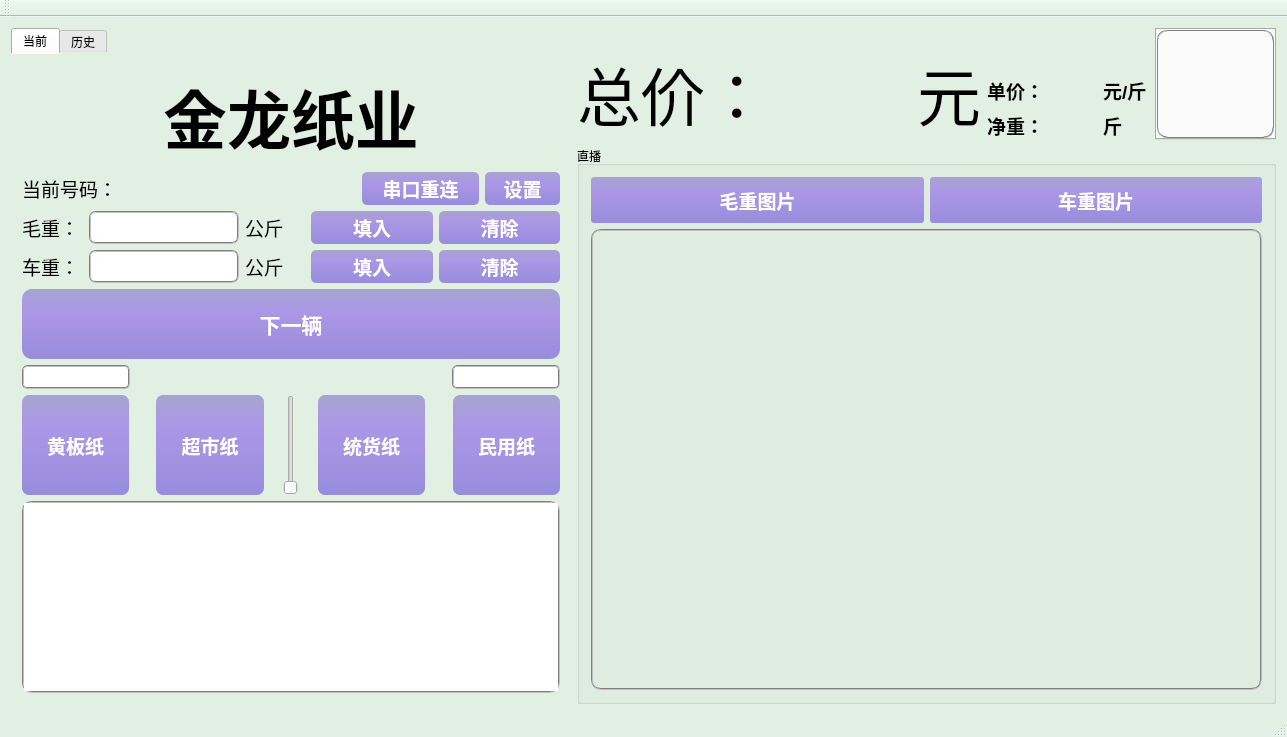
Qt form wasterecycle.ui (ljhuan/WasteRecycle) before a commit.
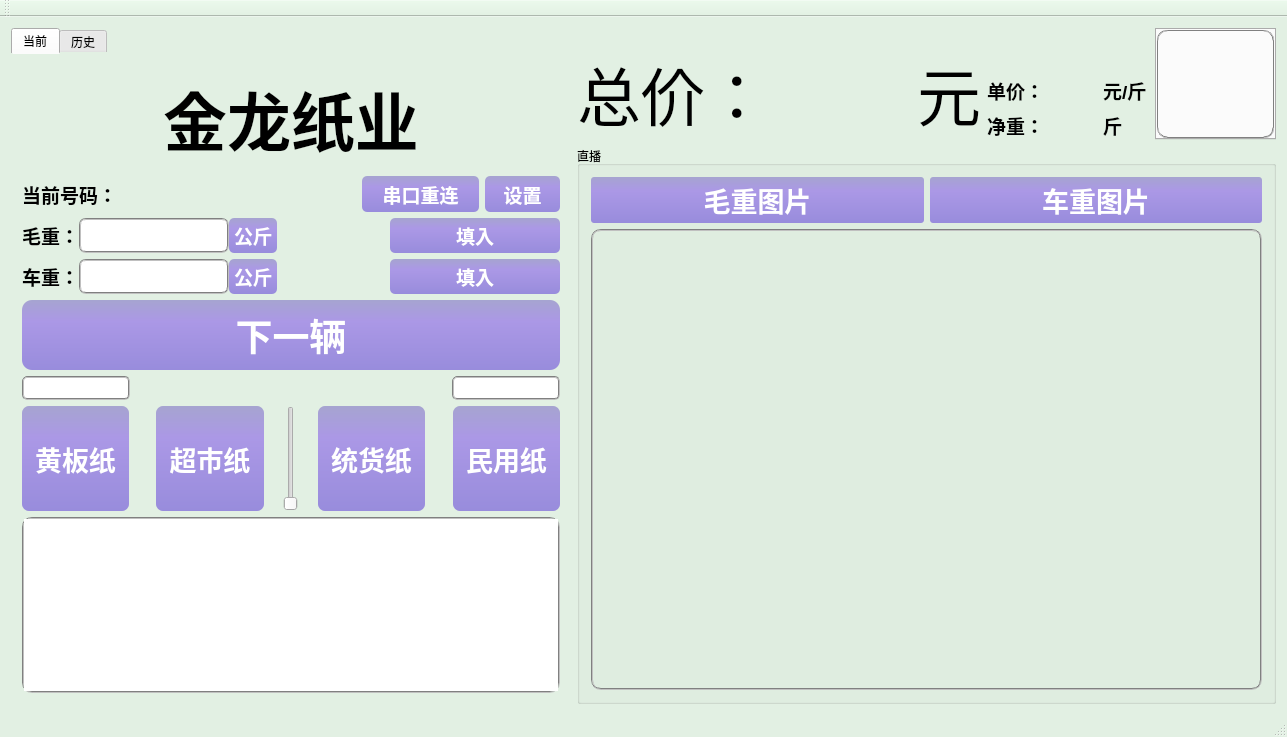
The same form after that commit.

Patch:
```diff
--- a/wasterecycle.ui
+++ b/wasterecycle.ui
@@ -103,7 +103,7 @@
        <attribute name="title">
         <string>当前</string>
        </attribute>
-       <layout class="QVBoxLayout" name="verticalLayout_5">
+       <layout class="QVBoxLayout" name="verticalLayout_5" stretch="3,1,1,1,2,1,3,5">
         <item>
          <layout class="QHBoxLayout" name="horizontalLayout_2">
           <item>
@@ -144,6 +144,8 @@
              <font>
               <family>Arial</family>
               <pointsize>14</pointsize>
+              <weight>75</weight>
+              <bold>true</bold>
              </font>
             </property>
             <property name="text">
@@ -286,7 +288,10 @@
          </layout>
         </item>
         <item>
-         <layout class="QHBoxLayout" name="horizontalLayout_4" stretch="1,4,1,2,2">
+         <layout class="QHBoxLayout" name="horizontalLayout_4" stretch="1,8,1,2,3">
+          <property name="spacing">
+           <number>0</number>
+          </property>
           <item>
            <widget class="QLabel" name="label">
             <property name="sizePolicy">
@@ -303,10 +308,10 @@
             </property>
             <property name="font">
              <font>
-              <family>Lucida Sans Unicode</family>
+              <family>Arial</family>
               <pointsize>14</pointsize>
-              <weight>50</weight>
-              <bold>false</bold>
+              <weight>75</weight>
+              <bold>true</bold>
              </font>
             </property>
             <property name="text">
@@ -351,89 +356,20 @@
             </property>
            </widget>
           </item>
-          <item>
-           <widget class="QLabel" name="label_3">
-            <property name="sizePolicy">
-             <sizepolicy hsizetype="Preferred" vsizetype="Maximum">
-              <horstretch>0</horstretch>
-              <verstretch>0</verstretch>
-             </sizepolicy>
-            </property>
-            <property name="maximumSize">
-             <size>
-              <width>16777215</width>
-              <height>40</height>
-             </size>
-            </property>
-            <property name="font">
-             <font>
-              <family>Lucida Sans Unicode</family>
-              <pointsize>14</pointsize>
-             </font>
-            </property>
-            <property name="text">
-             <string>公斤</string>
-            </property>
-           </widget>
-          </item>
-          <item>
-           <widget class="QPushButton" name="btn_rWrite">
-            <property name="sizePolicy">
-             <sizepolicy hsizetype="Minimum" vsizetype="Maximum">
-              <horstretch>0</horstretch>
-              <verstretch>0</verstretch>
-             </sizepolicy>
-            </property>
-            <property name="maximumSize">
-             <size>
-              <width>16777215</width>
-              <height>40</height>
-             </size>
-            </property>
-            <property name="font">
-             <font>
-              <family>Arial</family>
-              <pointsize>14</pointsize>
-              <weight>75</weight>
-              <bold>true</bold>
-             </font>
-            </property>
-            <property name="styleSheet">
-             <string notr="true">QPushButton{color: rgb(255, 255, 255);
-			background: qlineargradient(x1:0, y1:0, x2:0, y2:1, stop:0 rgb(166,164,208),stop:0.3 rgb(171,152,230), stop:1 rgb(152,140,220));
-            border:1px;
-            border-radius:5px;
-            padding:2px 4px;
-}
-QPushButton:hover{
-            color: rgb(255, 255, 255); 
-            background: qlineargradient(x1:0, y1:0, x2:0, y2:1, stop:0 rgb(130,120,226), stop:0.3 rgb(120,130,230), stop:1 rgb(125,140,226));
-            border:1px;
-            border-radius:5px;
-            padding:2px 4px;
-        }
-        QPushButton:pressed{
-            color: rgb(255, 255, 255);
-            background: qlineargradient(x1:0, y1:0, x2:0, y2:1, stop:0 rgb(240,156,121), stop:0.3 rgb(220,160,140), stop:1 rgb(230,140,120));
-            border:1px;
-            border-radius:5px;
-            padding:2px 4px;
-        }
-</string>
-            </property>
-            <property name="text">
-             <string>填入</string>
-            </property>
-           </widget>
-          </item>
           <item>
            <widget class="QPushButton" name="btn_rClear">
             <property name="sizePolicy">
-             <sizepolicy hsizetype="Minimum" vsizetype="Maximum">
+             <sizepolicy hsizetype="Fixed" vsizetype="Maximum">
               <horstretch>0</horstretch>
               <verstretch>0</verstretch>
              </sizepolicy>
             </property>
+            <property name="minimumSize">
+             <size>
+              <width>40</width>
+              <height>0</height>
+             </size>
+            </property>
             <property name="maximumSize">
              <size>
               <width>16777215</width>
@@ -457,7 +393,7 @@
             border:1px;
             border-radius:5px;
             padding:2px 4px;
-			width:67px;
+			width:40px;
 			heigt:34px;
 }
 QPushButton:hover{
@@ -477,14 +413,80 @@
 </string>
             </property>
             <property name="text">
-             <string>清除</string>
+             <string>公斤</string>
+            </property>
+           </widget>
+          </item>
+          <item>
+           <spacer name="horizontalSpacer_2">
+            <property name="orientation">
+             <enum>Qt::Horizontal</enum>
+            </property>
+            <property name="sizeHint" stdset="0">
+             <size>
+              <width>40</width>
+              <height>20</height>
+             </size>
+            </property>
+           </spacer>
+          </item>
+          <item>
+           <widget class="QPushButton" name="btn_rWrite">
+            <property name="sizePolicy">
+             <sizepolicy hsizetype="Minimum" vsizetype="Maximum">
+              <horstretch>0</horstretch>
+              <verstretch>0</verstretch>
+             </sizepolicy>
+            </property>
+            <property name="maximumSize">
+             <size>
+              <width>16777215</width>
+              <height>40</height>
+             </size>
+            </property>
+            <property name="font">
+             <font>
+              <family>Arial</family>
+              <pointsize>14</pointsize>
+              <weight>75</weight>
+              <bold>true</bold>
+             </font>
+            </property>
+            <property name="styleSheet">
+             <string notr="true">QPushButton{color: rgb(255, 255, 255);
+			background: qlineargradient(x1:0, y1:0, x2:0, y2:1, stop:0 rgb(166,164,208),stop:0.3 rgb(171,152,230), stop:1 rgb(152,140,220));
+            border:1px;
+            border-radius:5px;
+            padding:2px 4px;
+}
+QPushButton:hover{
+            color: rgb(255, 255, 255); 
+            background: qlineargradient(x1:0, y1:0, x2:0, y2:1, stop:0 rgb(130,120,226), stop:0.3 rgb(120,130,230), stop:1 rgb(125,140,226));
+            border:1px;
+            border-radius:5px;
+            padding:2px 4px;
+        }
+        QPushButton:pressed{
+            color: rgb(255, 255, 255);
+            background: qlineargradient(x1:0, y1:0, x2:0, y2:1, stop:0 rgb(240,156,121), stop:0.3 rgb(220,160,140), stop:1 rgb(230,140,120));
+            border:1px;
+            border-radius:5px;
+            padding:2px 4px;
+        }
+</string>
+            </property>
+            <property name="text">
+             <string>填入</string>
             </property>
            </widget>
           </item>
          </layout>
         </item>
         <item>
-         <layout class="QHBoxLayout" name="horizontalLayout_5" stretch="1,4,1,2,2">
+         <layout class="QHBoxLayout" name="horizontalLayout_5" stretch="1,8,1,2,3">
+          <property name="spacing">
+           <number>0</number>
+          </property>
           <item>
            <widget class="QLabel" name="label_2">
             <property name="sizePolicy">
@@ -501,10 +503,10 @@
             </property>
             <property name="font">
              <font>
-              <family>Lucida Sans Unicode</family>
+              <family>Arial</family>
               <pointsize>14</pointsize>
-              <weight>50</weight>
-              <bold>false</bold>
+              <weight>75</weight>
+              <bold>true</bold>
              </font>
             </property>
             <property name="text">
@@ -549,91 +551,20 @@
             </property>
            </widget>
           </item>
-          <item>
-           <widget class="QLabel" name="label_4">
-            <property name="sizePolicy">
-             <sizepolicy hsizetype="Preferred" vsizetype="Maximum">
-              <horstretch>0</horstretch>
-              <verstretch>0</verstretch>
-             </sizepolicy>
-            </property>
-            <property name="maximumSize">
-             <size>
-              <width>16777215</width>
-              <height>40</height>
-             </size>
-            </property>
-            <property name="font">
-             <font>
-              <family>Lucida Sans Unicode</family>
-              <pointsize>14</pointsize>
-             </font>
-            </property>
-            <property name="text">
-             <string>公斤</string>
-            </property>
-           </widget>
-          </item>
-          <item>
-           <widget class="QPushButton" name="btn_vWrite">
-            <property name="sizePolicy">
-             <sizepolicy hsizetype="Minimum" vsizetype="Maximum">
-              <horstretch>0</horstretch>
-              <verstretch>0</verstretch>
-             </sizepolicy>
-            </property>
-            <property name="maximumSize">
-             <size>
-              <width>16777215</width>
-              <height>40</height>
-             </size>
-            </property>
-            <property name="font">
-             <font>
-              <family>Arial</family>
-              <pointsize>14</pointsize>
-              <weight>75</weight>
-              <bold>true</bold>
-             </font>
-            </property>
-            <property name="styleSheet">
-             <string notr="true">QPushButton{color: rgb(255, 255, 255);
-			background: qlineargradient(x1:0, y1:0, x2:0, y2:1, stop:0 rgb(166,164,208),stop:0.3 rgb(171,152,230), stop:1 rgb(152,140,220));
-            border:1px;
-            border-radius:5px;
-            padding:2px 4px;
-			width:67px;
-			heigt:34px;
-}
-QPushButton:hover{
-            color: rgb(255, 255, 255); 
-            background: qlineargradient(x1:0, y1:0, x2:0, y2:1, stop:0 rgb(130,120,226), stop:0.3 rgb(120,130,230), stop:1 rgb(125,140,226));
-            border:1px;
-            border-radius:5px;
-            padding:2px 4px; 
-        }
-        QPushButton:pressed{
-            color: rgb(255, 255, 255);
-            background: qlineargradient(x1:0, y1:0, x2:0, y2:1, stop:0 rgb(240,156,121), stop:0.3 rgb(220,160,140), stop:1 rgb(230,140,120));
-            border:1px;
-            border-radius:5px;
-            padding:2px 4px;
-        }
-</string>
-            </property>
-            <property name="text">
-             <string>填入</string>
-            </property>
-           </widget>
-          </item>
           <item>
            <widget class="QPushButton" name="btn_vClear">
             <property name="sizePolicy">
-             <sizepolicy hsizetype="Minimum" vsizetype="Maximum">
+             <sizepolicy hsizetype="Fixed" vsizetype="Maximum">
               <horstretch>0</horstretch>
               <verstretch>0</verstretch>
              </sizepolicy>
             </property>
+            <property name="minimumSize">
+             <size>
+              <width>40</width>
+              <height>0</height>
+             </size>
+            </property>
             <property name="maximumSize">
              <size>
               <width>16777215</width>
@@ -657,6 +588,71 @@
             border:1px;
             border-radius:5px;
             padding:2px 4px;
+			width:40px;
+			heigt:34px;
+}
+QPushButton:hover{
+            color: rgb(255, 255, 255); 
+            background: qlineargradient(x1:0, y1:0, x2:0, y2:1, stop:0 rgb(130,120,226), stop:0.3 rgb(120,130,230), stop:1 rgb(125,140,226));
+            border:1px;
+            border-radius:5px;
+            padding:2px 4px; 
+        }
+        QPushButton:pressed{
+            color: rgb(255, 255, 255);
+            background: qlineargradient(x1:0, y1:0, x2:0, y2:1, stop:0 rgb(240,156,121), stop:0.3 rgb(220,160,140), stop:1 rgb(230,140,120));
+            border:1px;
+            border-radius:5px;
+            padding:2px 4px;
+        }
+</string>
+            </property>
+            <property name="text">
+             <string>公斤</string>
+            </property>
+           </widget>
+          </item>
+          <item>
+           <spacer name="horizontalSpacer_3">
+            <property name="orientation">
+             <enum>Qt::Horizontal</enum>
+            </property>
+            <property name="sizeHint" stdset="0">
+             <size>
+              <width>40</width>
+              <height>20</height>
+             </size>
+            </property>
+           </spacer>
+          </item>
+          <item>
+           <widget class="QPushButton" name="btn_vWrite">
+            <property name="sizePolicy">
+             <sizepolicy hsizetype="Minimum" vsizetype="Maximum">
+              <horstretch>0</horstretch>
+              <verstretch>0</verstretch>
+             </sizepolicy>
+            </property>
+            <property name="maximumSize">
+             <size>
+              <width>16777215</width>
+              <height>40</height>
+             </size>
+            </property>
+            <property name="font">
+             <font>
+              <family>Arial</family>
+              <pointsize>14</pointsize>
+              <weight>75</weight>
+              <bold>true</bold>
+             </font>
+            </property>
+            <property name="styleSheet">
+             <string notr="true">QPushButton{color: rgb(255, 255, 255);
+			background: qlineargradient(x1:0, y1:0, x2:0, y2:1, stop:0 rgb(166,164,208),stop:0.3 rgb(171,152,230), stop:1 rgb(152,140,220));
+            border:1px;
+            border-radius:5px;
+            padding:2px 4px;
 			width:67px;
 			heigt:34px;
 }
@@ -677,7 +673,7 @@
 </string>
             </property>
             <property name="text">
-             <string>清除</string>
+             <string>填入</string>
             </property>
            </widget>
           </item>
@@ -686,7 +682,7 @@
         <item>
          <widget class="QPushButton" name="btn_Next">
           <property name="sizePolicy">
-           <sizepolicy hsizetype="Preferred" vsizetype="Minimum">
+           <sizepolicy hsizetype="Preferred" vsizetype="Preferred">
             <horstretch>0</horstretch>
             <verstretch>0</verstretch>
            </sizepolicy>
@@ -706,7 +702,7 @@
           <property name="font">
            <font>
             <family>Arial</family>
-            <pointsize>16</pointsize>
+            <pointsize>28</pointsize>
             <weight>75</weight>
             <bold>true</bold>
            </font>
@@ -835,7 +831,7 @@
             <property name="font">
              <font>
               <family>Arial</family>
-              <pointsize>14</pointsize>
+              <pointsize>20</pointsize>
               <weight>75</weight>
               <italic>false</italic>
               <bold>true</bold>
@@ -893,7 +889,7 @@
             <property name="font">
              <font>
               <family>Arial</family>
-              <pointsize>14</pointsize>
+              <pointsize>20</pointsize>
               <weight>75</weight>
               <italic>false</italic>
               <bold>true</bold>
@@ -963,7 +959,7 @@
             <property name="font">
              <font>
               <family>Arial</family>
-              <pointsize>14</pointsize>
+              <pointsize>20</pointsize>
               <weight>75</weight>
               <italic>false</italic>
               <bold>true</bold>
@@ -1021,7 +1017,7 @@
             <property name="font">
              <font>
               <family>Arial</family>
-              <pointsize>14</pointsize>
+              <pointsize>20</pointsize>
               <weight>75</weight>
               <italic>false</italic>
               <bold>true</bold>
@@ -1597,7 +1593,7 @@
              <property name="font">
               <font>
                <family>Arial</family>
-               <pointsize>14</pointsize>
+               <pointsize>20</pointsize>
                <weight>75</weight>
                <bold>true</bold>
               </font>
@@ -1641,7 +1637,7 @@
              <property name="font">
               <font>
                <family>Arial</family>
-               <pointsize>14</pointsize>
+               <pointsize>20</pointsize>
                <weight>75</weight>
                <bold>true</bold>
               </font>
```
